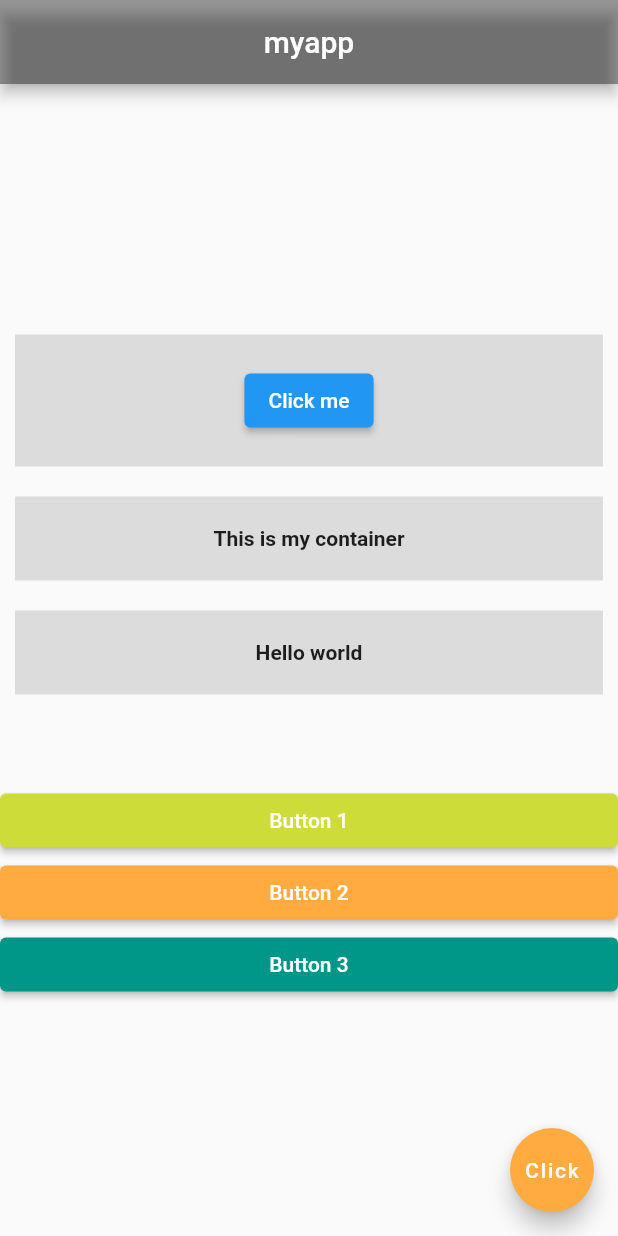
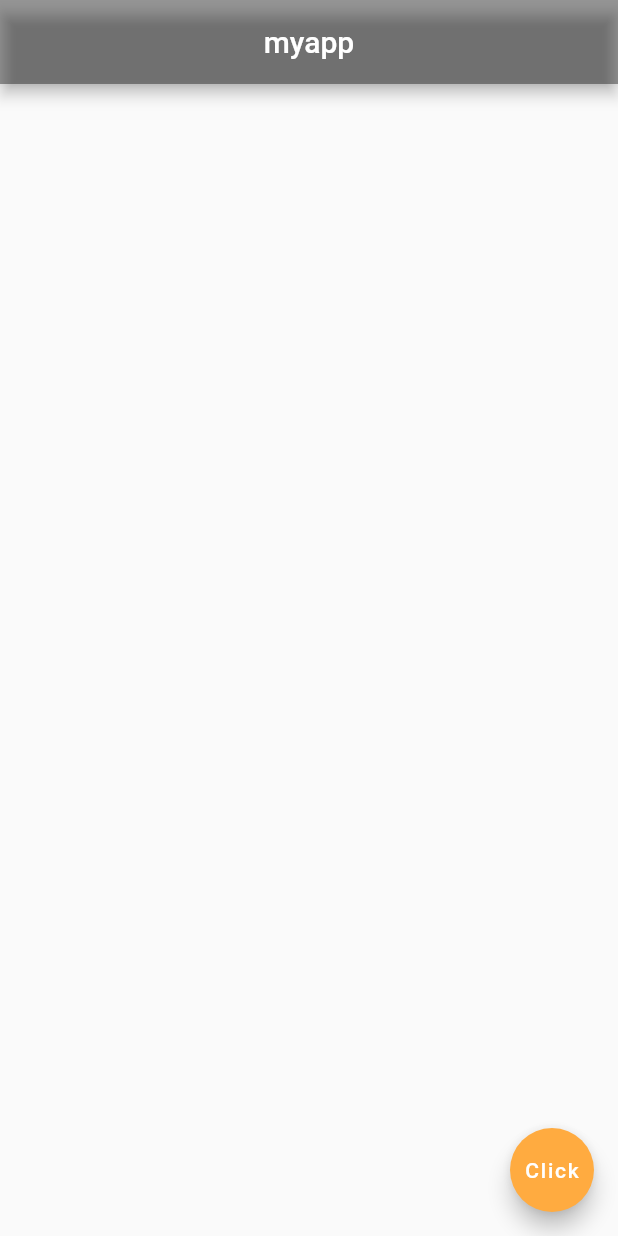
Before and after one commit to flakysob/firstFlutterProject_myapp, a Flutter app: the screen it shows after launch, on a phone screen of 412 x 824 dp. Run offline on Flutter 3.47's test engine with Material 2 defaults, Android fonts, the phone set to English and light mode, and no system bars; missing offline and left inert: dart:html.

Commit message:
End of the Chapter 13 (Shortcuts & Outlines)

```diff
--- a/lib/main.dart
+++ b/lib/main.dart
@@ -14,57 +14,12 @@ class Home extends StatelessWidget {
         centerTitle: true,
         backgroundColor: Colors.black38,
       ),
-      body: Container(
-        child: Column(
-          mainAxisAlignment: MainAxisAlignment.center,
-          crossAxisAlignment: CrossAxisAlignment.center,
-          children: [
-            Container(
-              padding: EdgeInsets.all(20.0),
-              margin: EdgeInsets.all(10.0),
-              color: Colors.black12,
-              child: Center(child: ElevatedButton(child: Text("Click me"), onPressed: (){},)),
-            ),
-            Container(
-              padding: EdgeInsets.all(20.0),
-              margin: EdgeInsets.all(10.0),
-              color: Colors.black12,
-              child: Center(child: Text("This is my container", style: TextStyle(fontWeight: FontWeight.bold))),
-            ),
-            Container(
-              padding: EdgeInsets.all(20.0),
-              margin: EdgeInsets.all(10.0),
-              color: Colors.black12,
-              child: Center(child: Text("Hello world", style: TextStyle(fontWeight: FontWeight.bold))),
-            ),
-            Container(
-              margin: EdgeInsets.fromLTRB(0, 50.0, 0, 0),
-              width: MediaQuery.of(context).size.width,
-              child: ElevatedButton(
-                onPressed: (){},
-                child: Text("Button 1"),
-                style: ElevatedButton.styleFrom(backgroundColor: Colors.lime),
-              ),
-            ),
-            Container(
-              width: MediaQuery.of(context).size.width,
-              child: ElevatedButton(
-                onPressed: (){},
-                child: Text("Button 2"),
-                style: ElevatedButton.styleFrom(backgroundColor: Colors.orangeAccent),
-              ),
-            ),
-            Container(
-              width: MediaQuery.of(context).size.width,
-              child: ElevatedButton(
-                onPressed: (){},
-                child: Text("Button 3"),
-                style: ElevatedButton.styleFrom(backgroundColor: Colors.teal),
-              ),
-            ),
-          ],
-        ),
-
+      body: Row(
+        children: [
+          Container(),
+          Container(),
+          Container(),
+        ],
       ),
       floatingActionButton: FloatingActionButton(
         onPressed: () {},
```
